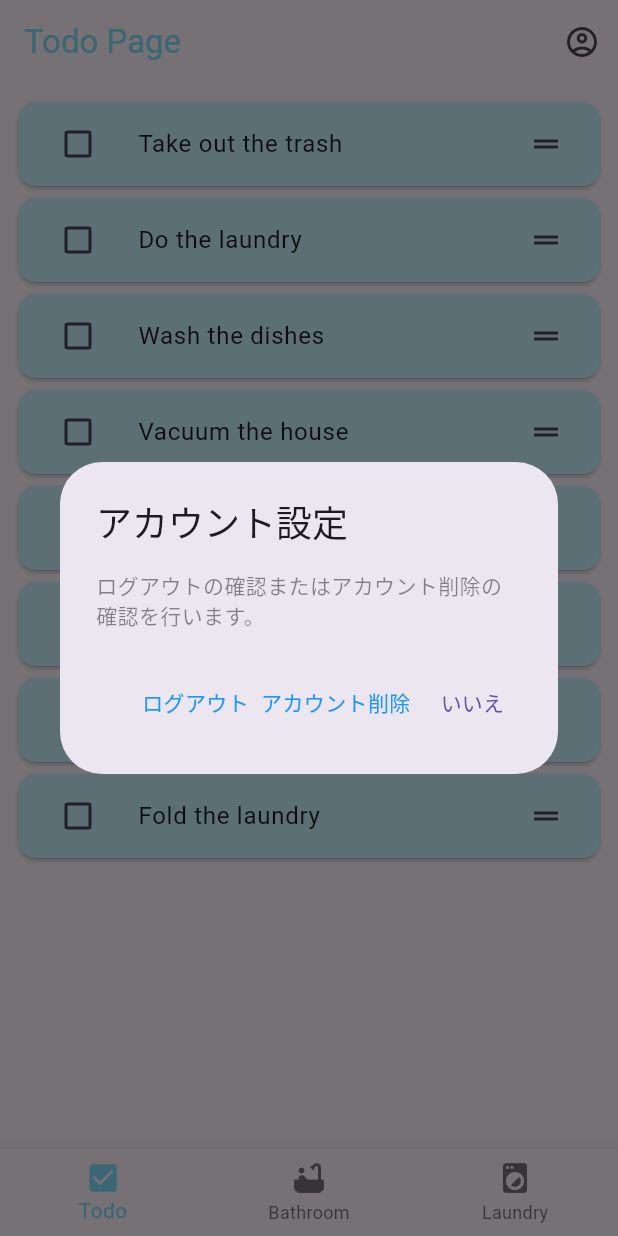
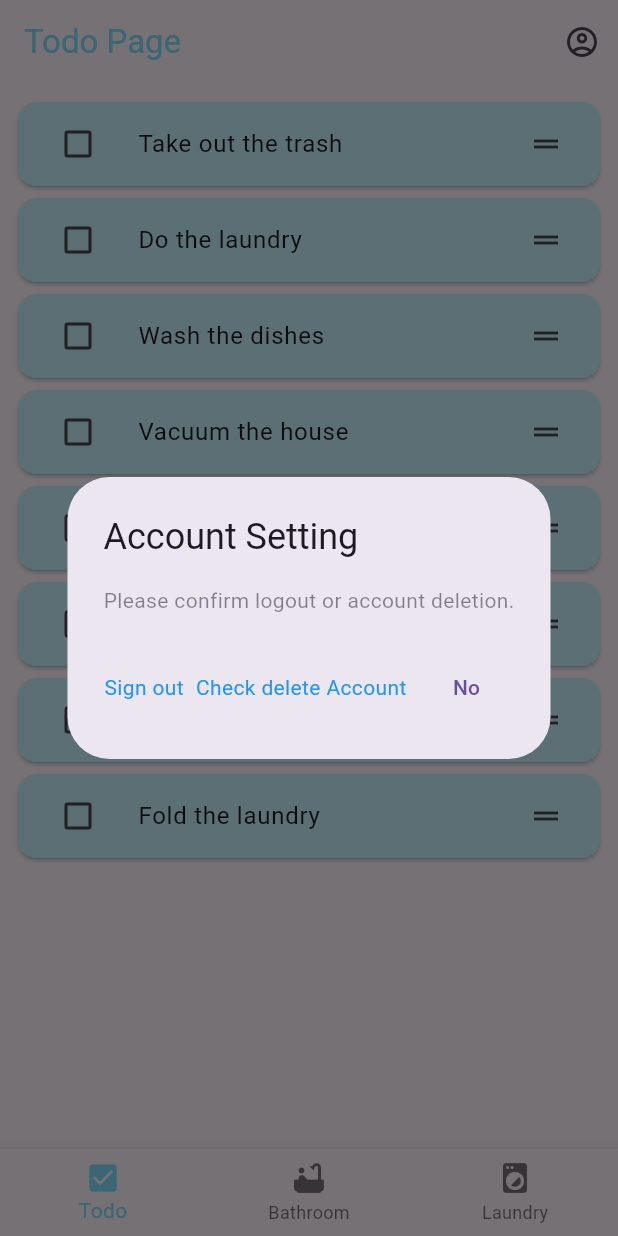
Before and after one commit to katsualonso14/PandaFlutter, a Flutter app: the screen it shows once a user with an empty profile is signed in, after a tap on the "account circle" icon, on a phone screen of 412 x 824 dp. Run offline on Flutter 3.47's test engine with Material 3 defaults, Android fonts, the phone set to English and light mode, and no system bars; our stand-ins replace cloud_firestore, firebase_auth, firebase_core, flutter_hooks, google_mobile_ads; accounts and stored records are empty; network calls fail.

Commit message:
fix haeder ui

```diff
--- a/lib/main.dart
+++ b/lib/main.dart
@@ -22,7 +22,6 @@ class MyApp extends StatelessWidget {
   @override
   Widget build(BuildContext context) => MaterialApp(
     debugShowCheckedModeBanner: false,
-    title: 'Flutter app',
     home: StreamBuilder<User?>(
       stream: FirebaseAuth.instance.authStateChanges(),
       builder: (context, snapshot) {
--- a/lib/pages/laundry_post_page.dart
+++ b/lib/pages/laundry_post_page.dart
@@ -35,6 +35,7 @@ class _LaundryPostPage extends State<LaundryPostPage> {
           )
         ],
         title: const Text('Laundry', style: TextStyle(color: Color.fromRGBO(128, 222, 250, 1))),
+        centerTitle: true,
       ),
       body: StreamBuilder<QuerySnapshot>(
         stream: Firestore.users.doc(Auth.myAccount?.uid).collection('myLaundryPosts').orderBy('sendTime', descending: true).snapshots(),
--- a/lib/pages/login.dart
+++ b/lib/pages/login.dart
@@ -35,7 +35,7 @@ class _AuthPage extends State<LoginPage> {
             mainAxisSize: MainAxisSize.min, //カラムの位置を調整できるように軸方向のサイズを最小に
             children: <Widget>[
               TextFormField(
-                decoration: InputDecoration(labelText: "メールアドレス"),
+                decoration: const InputDecoration(labelText: "Mail Address"),
                 onChanged: (String value) {
                   setState(() {
                     loginUserEmail = value;
@@ -43,7 +43,7 @@ class _AuthPage extends State<LoginPage> {
                 },
               ),
               TextFormField(
-                decoration: InputDecoration(labelText: "パスワード"),
+                decoration: const InputDecoration(labelText: "Password"),
                 obscureText: true,
                 onChanged: (String value) {
                   setState(() {
@@ -55,9 +55,9 @@ class _AuthPage extends State<LoginPage> {
               RichText(text: TextSpan(
                 style: TextStyle(color: Colors.black),
                 children: [
-                  TextSpan(text: 'シェアハウスアカウントを作成していない方は'),
-                  TextSpan(text: 'こちら',
-                  style: TextStyle(color: Colors.blue),
+                  const TextSpan(text: 'Please create an home account '),
+                  TextSpan(text: 'here',
+                  style: const TextStyle(color: Colors.blue),
                   recognizer: TapGestureRecognizer() ..onTap = () {
                     Navigator.pushNamed(context, '/RegisterPage');
                     })
@@ -74,11 +74,11 @@ class _AuthPage extends State<LoginPage> {
                     }
                   } else {
                     setState(() {
-                      infoText = 'Eメールもしくはパスワードが違います。';
+                      infoText = 'The email or password is incorrect.';
                     });
                   }
                 },
-                child: Text("ログイン"),
+                child: const Text("Login"),
               ),
               const SizedBox(height: 8),
               Text(infoText,
@@ -86,7 +86,7 @@ class _AuthPage extends State<LoginPage> {
                   color: Colors.red
                 ),),
               OutlinedButton(
-                  child: const Text('ログインなしでページの確認', style: TextStyle(color: Colors.grey)),
+                  child: const Text('Check the page without logging in', style: TextStyle(color: Colors.grey)),
 
                   onPressed: () {
                     Navigator.push(context, MaterialPageRoute(
--- a/lib/pages/no_login_page.dart
+++ b/lib/pages/no_login_page.dart
@@ -1,7 +1,6 @@
 import 'package:flutter/material.dart';
 import 'package:flutter_hooks/flutter_hooks.dart';
 import 'package:test_flutter/pages/bath_images.dart';
-import 'package:test_flutter/pages/my_ad_banner.dart';
 import 'package:test_flutter/pages/no_login_aleat_dialog.dart';
 
 class NoLoginPage extends HookWidget {
@@ -23,7 +22,7 @@ class NoLoginPage extends HookWidget {
               icon: Icon(Icons.edit),
             )
           ],
-          title: Text('お風呂'),
+          title: const Text('Bath room'),
           leading: IconButton(
               onPressed: () {
                 Navigator.pop(context);
@@ -39,8 +38,8 @@ class NoLoginPage extends HookWidget {
             children: [
               BathImages(),
               const ListTile(
-                title: Text('名前'),
-                subtitle: Text('コメント'),
+                title: Text('Name'),
+                subtitle: Text('Comment'),
                 leading: SizedBox(
                   width: 60.0,
                   height: 60.0,
@@ -50,7 +49,7 @@ class NoLoginPage extends HookWidget {
                   ),
                 ),
                 trailing: Text(
-                  '日時',
+                  'Time',
                   style: TextStyle(
                     fontSize: 11,
                     color: Colors.grey,
--- a/lib/pages/post_page.dart
+++ b/lib/pages/post_page.dart
@@ -2,11 +2,7 @@ import 'package:cloud_firestore/cloud_firestore.dart';
 import 'package:flutter/material.dart';
 import 'package:intl/intl.dart' as intl;
 import 'package:test_flutter/pages/bath_images.dart';
-import 'package:test_flutter/pages/signOutAlertDialog.dart';
-import 'package:test_flutter/pages/login.dart';
 import 'package:test_flutter/parts/account_setting_button.dart';
-import 'package:test_flutter/parts/delete_button.dart';
-import 'package:test_flutter/utils/delete_func.dart';
 import 'package:test_flutter/utils/firebase.dart';
 import '../model/post.dart';
 import '../utils/Auth.dart';
@@ -28,13 +24,13 @@ class _PostPage extends State<PostPage> {
           AccountSettingButton(context),
           IconButton(
             onPressed: () {
-              //画面フラグ(pageNumber)を投稿追加ページに渡す
               Navigator.pushNamed(context, '/PostAddPage' ,arguments: pageNumber);
             },
             icon: Icon(Icons.edit),
           )
         ],
         title: const Text('Bathroom', style: TextStyle(color: Color.fromRGBO(128, 222, 250, 1))),
+        centerTitle: true,
       ),
       body: StreamBuilder<QuerySnapshot>(
         stream: Firestore.users.doc(Auth.myAccount?.uid).collection('myPosts').orderBy('sendTime', descending: true).snapshots(),
--- a/lib/pages/signOutAlertDialog.dart
+++ b/lib/pages/signOutAlertDialog.dart
@@ -14,7 +14,7 @@ class _SignOutAlertDialogState extends State<SignOutAlertDialog> {
   @override
   Widget build(BuildContext context) {
     return AlertDialog(
-        content: Text('サインアウトしてもよろしいですか'),
+      content: const Text('Are you sure you want to sign out?'),
       actions: <Widget>[
         TextButton(
           child: Text('Cancel'),
--- a/lib/parts/account_setting_button.dart
+++ b/lib/parts/account_setting_button.dart
@@ -16,9 +16,9 @@ class AccountSettingButton extends StatelessWidget {
             context: context,
             builder: (context) {
               return AlertDialog(
-                title: const Text('アカウント設定'),
+                title: const Text('Account Setting'),
                 content: const Text(
-                    'ログアウトの確認またはアカウント削除の確認を行います。',
+                  'Please confirm logout or account deletion.',
                     style: TextStyle(color: Colors.black45)
                 ),
                 actions: [
@@ -28,7 +28,7 @@ class AccountSettingButton extends StatelessWidget {
                     onPressed: () {
                       Navigator.pop(context);
                     },
-                    child: const Text('いいえ'),
+                    child: const Text('No'),
                   ),
                 ],
               );
--- a/lib/parts/delete_button.dart
+++ b/lib/parts/delete_button.dart
@@ -10,27 +10,27 @@ class DeleteButton extends StatelessWidget {
   @override
   Widget build(BuildContext context) {
     return InkWell(
-      child: const Text('アカウント削除', style: TextStyle(color: Colors.blue)),
+      child: const Text('Check delete Account', style: TextStyle(color: Colors.blue)),
         onTap: () {
           showDialog(
               context: buildContext,
               builder: (context) {
                 return AlertDialog(
-                  title: const Text('アカウント削除'),
-                  content: const Text('はいをタップするとアカウントが削除されます。\n本当に削除しますか？'),
+                  title: const Text('Delete Account'),
+                  content: const Text('Are you sure you want to delete your account?'),
                   actions: [
                     TextButton(
                       onPressed: () async {
                         await DeleteFunc.deleteUserAccount(buildContext);
                         Navigator.pop(buildContext);
                       },
-                      child: const Text('はい'),
+                      child: const Text('Yes'),
                     ),
                     TextButton(
                       onPressed: () {
                         Navigator.pop(buildContext);
                       },
-                      child: const Text('いいえ'),
+                      child: const Text('No'),
                     ),
                   ],
                 );
--- a/lib/parts/sign_out_button.dart
+++ b/lib/parts/sign_out_button.dart
@@ -7,12 +7,12 @@ class SignOutButton extends StatelessWidget {
   @override
   Widget build(BuildContext context) {
     return InkWell(
-        child: const Text('ログアウト', style: TextStyle(color: Colors.blue)),
+        child: const Text('Sign out', style: TextStyle(color: Colors.blue)),
         onTap: () {
           showDialog<void>(
               context: context,
               builder: (_) {
-                //サインアウト時は一度ダイアログで確認してから
+                // check if the user wants to sign out
                 return const SignOutAlertDialog();
               });
         }
```
